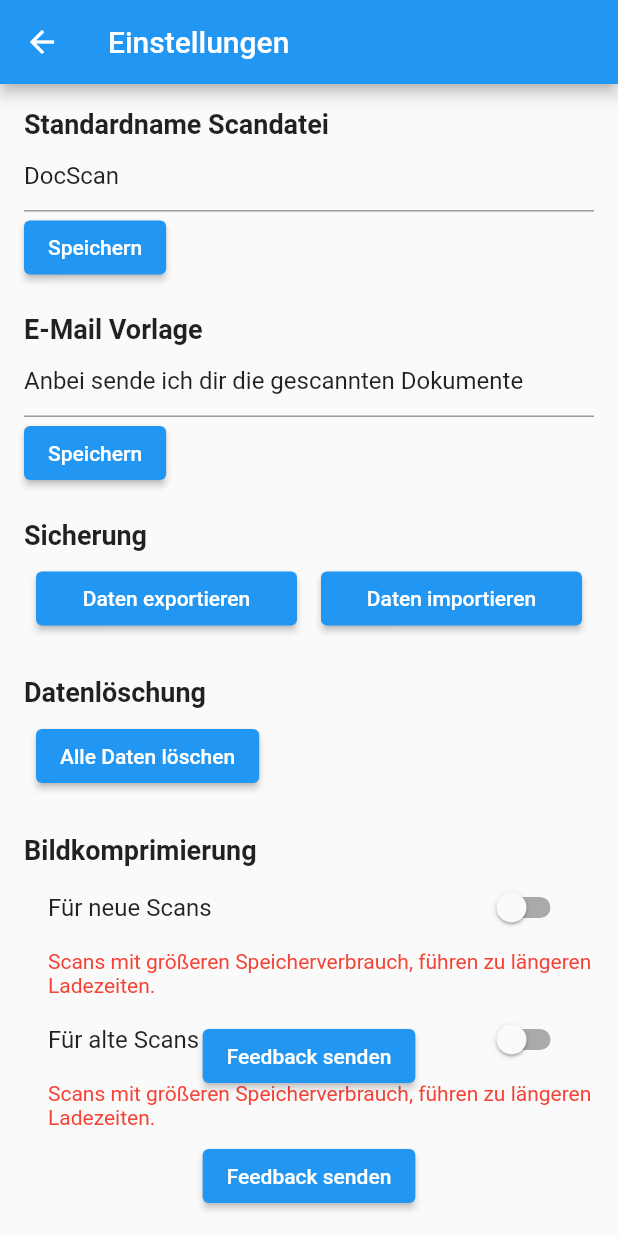
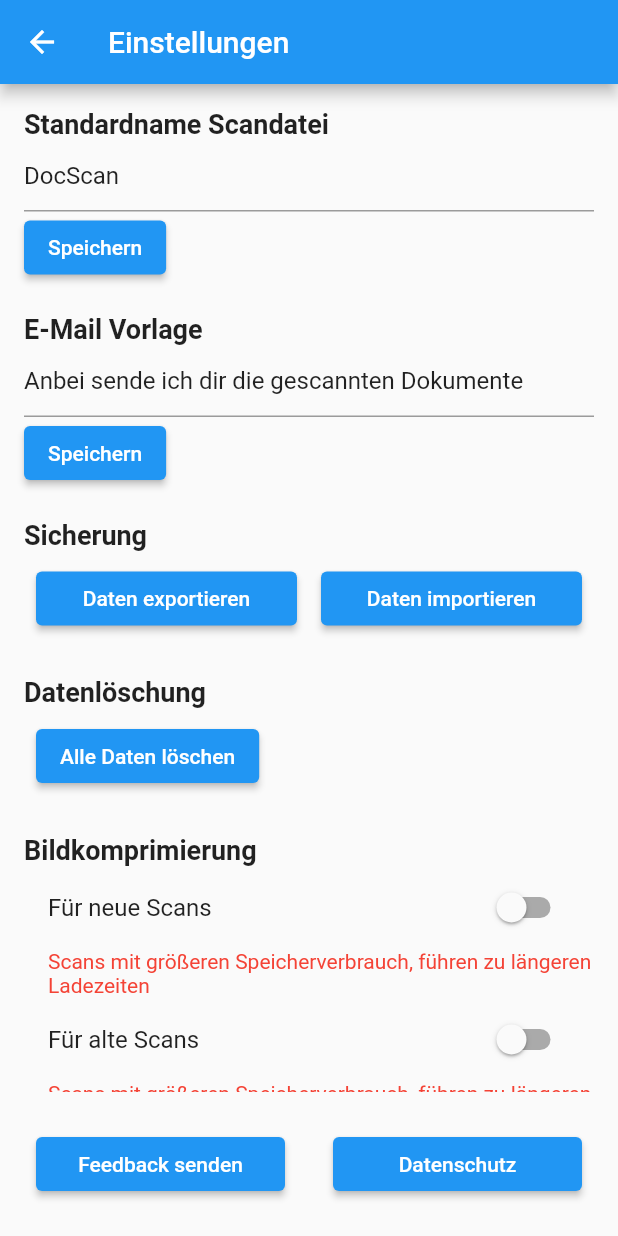
Before and after one commit to Overdoze47/docscan, a Flutter app: the screen it shows after launch, after a tap on the "settings" icon, on a phone screen of 412 x 824 dp. Run offline on Flutter 3.47's test engine with Material 2 defaults, Android fonts, the phone set to English and light mode, and no system bars; our stand-ins replace google_fonts, google_mobile_ads, image_picker, pdf, permission_handler, share_plus and 1 more; missing offline and left inert: cunning_document_scanner, flutter_email_sender, flutter_pdfview; network calls fail.

Commit message:
Feedback Datenschutz Button eingefügt

```diff
--- a/lib/settings_page.dart
+++ b/lib/settings_page.dart
@@ -196,9 +196,11 @@ class _SettingsPageState extends State<SettingsPage> {
       appBar: AppBar(
         title: const Text('Einstellungen'),
       ),
-      body: Stack(
+      body: Column(
           children: [
-          Padding(
+      Expanded(
+      child: SingleChildScrollView(
+      child: Padding(
           padding: const EdgeInsets.all(16),
       child: Column(
         crossAxisAlignment: CrossAxisAlignment.start,
@@ -248,7 +250,7 @@ class _SettingsPageState extends State<SettingsPage> {
             style: TextStyle(fontSize: 18, fontWeight: FontWeight.bold),
           ),
           Row(
-                  mainAxisAlignment: MainAxisAlignment.spaceEvenly, // optional, um die Buttons gleichmäßig über die Zeile zu verteilen
+            mainAxisAlignment: MainAxisAlignment.spaceEvenly,
             children: <Widget>[
               Expanded(
                 child: Padding(
@@ -278,7 +280,7 @@ class _SettingsPageState extends State<SettingsPage> {
           Padding(
             padding: const EdgeInsets.all(8.0),
             child: ElevatedButton(
-                    onPressed: () => _confirmAndDeleteAllData(context),  // Changed this line
+              onPressed: () => _confirmAndDeleteAllData(context),
               child: const Text('Alle Daten löschen'),
             ),
           ),
@@ -293,7 +295,7 @@ class _SettingsPageState extends State<SettingsPage> {
             onChanged: (bool value) {
               setState(() {
                 widget.onImageCompressionChanged(value);
-                      setImageCompression(value);  // Setzen Sie den neuen Wert in SharedPreferences
+                setImageCompression(value);
               });
             },
           ),
@@ -301,7 +303,7 @@ class _SettingsPageState extends State<SettingsPage> {
             const Padding(
               padding: EdgeInsets.only(left: 16),
               child: Text(
-                      "Scans mit größeren Speicherverbrauch, führen zu längeren Ladezeiten.",
+                "Scans mit größeren Speicherverbrauch, führen zu längeren Ladezeiten",
                 style: TextStyle(fontSize: 14, color: Colors.red),
               ),
             ),
@@ -311,7 +313,7 @@ class _SettingsPageState extends State<SettingsPage> {
       onChanged: (bool value) {
         setState(() {
           widget.onImageCompressionChanged(value);
-                      setImageCompression(value);  // Setzen Sie den neuen Wert in SharedPreferences
+          setImageCompression(value);
         });
       },
     ),
@@ -326,26 +328,36 @@ class _SettingsPageState extends State<SettingsPage> {
         ],
       ),
       ),
+      ),
+      ),
             Align(
       alignment: Alignment.bottomCenter,
-            child: Column(
-              mainAxisSize: MainAxisSize.min,
+      child: Padding(
+      padding: const EdgeInsets.all(16),
+      child: Row(
+      mainAxisAlignment: MainAxisAlignment.spaceEvenly,
       children: [
-                Padding(
-                  padding: const EdgeInsets.all(16),
+      Expanded(
+      child: Padding(
+      padding: const EdgeInsets.all(8.0),
       child: ElevatedButton(
       onPressed: _sendFeedbackEmail,
       child: const Text('Feedback senden'),
       ),
       ),
-                Padding(
-                  padding: const EdgeInsets.all(16),
+      ),
+      SizedBox(width: 16), // Dies erzeugt einen horizontalen Abstand zwischen den Buttons
+      Expanded(
+      child: Padding(
+      padding: const EdgeInsets.all(8.0),
     child: ElevatedButton(
     onPressed: _sendFeedbackEmail, // Sie können hier auch eine andere Funktion angeben.
-                    child: const Text('Feedback senden'), // Sie können hier auch einen anderen Text angeben.
+    child: const Text('Datenschutz'),
+                    ),
                   ),
                     ),
                     ],
+              ),
             ),
             ),
           ],
```
Lines whose indentation alone changed are shown as unchanged.
